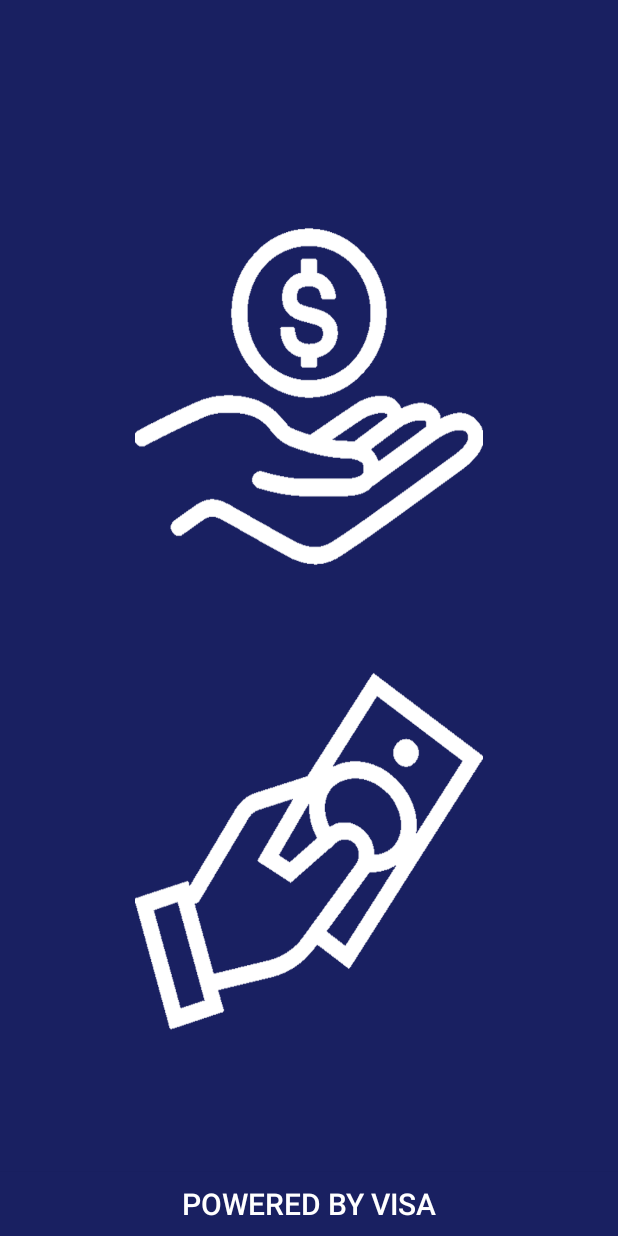
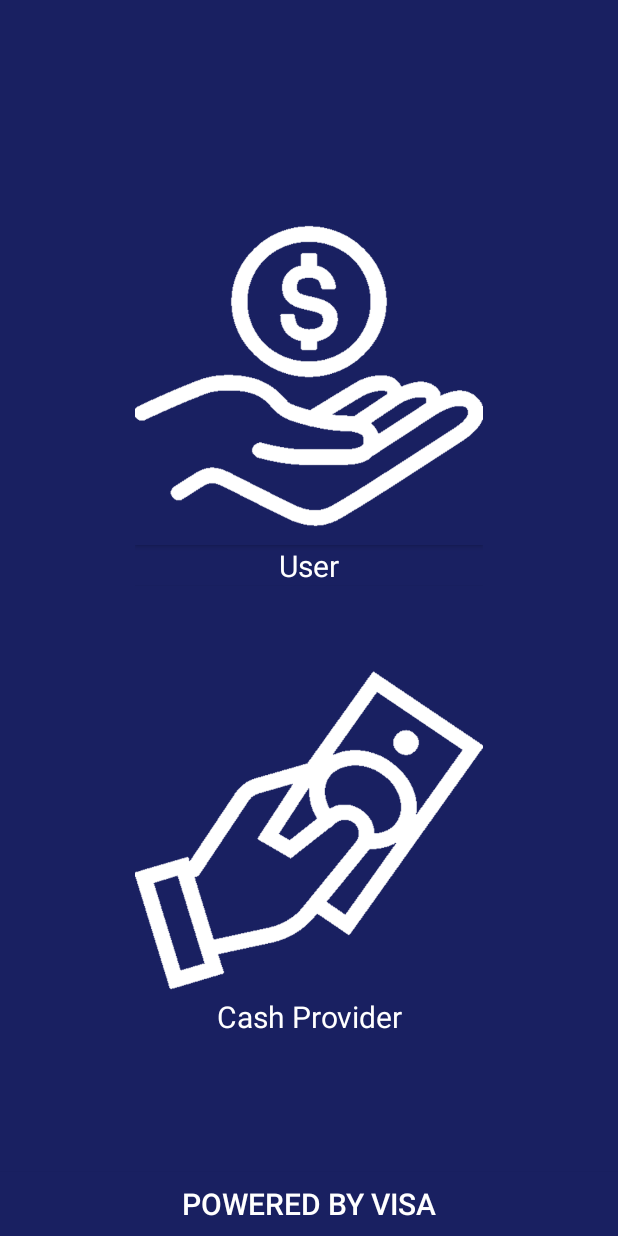
Before and after one commit to dhruvik1999/VISA-2.0, an Android app: the OptionsLogin screen opened directly, with no data from a screen before it, on a phone screen of 412 x 824 dp. Run offline under Robolectric (Android 15) with nearby library versions, the phone set to English and light mode, and no system bars.

```diff
--- a/Visa Hackathon 2.0/app/src/main/res/layout/activity_home_cash_provider.xml
+++ b/Visa Hackathon 2.0/app/src/main/res/layout/activity_home_cash_provider.xml
@@ -35,10 +35,11 @@
 
         <Button
             android:id="@+id/b_sQr"
+            android:layout_marginBottom="5dp"
             android:layout_width="match_parent"
             android:layout_height="wrap_content"
-            android:textColor="@color/visacolor"
-            android:background="@color/white"
+            android:textColor="@color/white"
+            android:background="@color/black"
             android:text="Show Qr Code"
             ></Button>
         <Button
--- a/Visa Hackathon 2.0/app/src/main/res/layout/activity_options_login.xml
+++ b/Visa Hackathon 2.0/app/src/main/res/layout/activity_options_login.xml
@@ -28,6 +28,14 @@
         android:drawableTint="@color/visacolor"
         android:layout_weight="1"
         />
+    <TextView
+        android:layout_width="match_parent"
+        android:layout_height="wrap_content"
+        android:text="User"
+        android:textAlignment="center"
+        android:textSize="20dp"
+        android:textColor="@color/white"
+        ></TextView>
     <Button
         android:layout_width="match_parent"
         android:layout_height="wrap_content"
@@ -42,6 +50,14 @@
         android:background="@drawable/cp"
         android:textAppearance="@style/TextAppearance.AppCompat.Display3"
         android:textColor="#000000" />
+    <TextView
+        android:layout_width="match_parent"
+        android:layout_height="wrap_content"
+        android:text="Cash Provider"
+        android:textAlignment="center"
+        android:textSize="20dp"
+        android:textColor="@color/white"
+        ></TextView>
 
 </LinearLayout>
 
--- a/Visa Hackathon 2.0/app/src/main/res/layout/activity_visa_direct_home.xml
+++ b/Visa Hackathon 2.0/app/src/main/res/layout/activity_visa_direct_home.xml
@@ -118,7 +118,7 @@ android:textColor="@color/visacolor"
                 android:text="Pay"
                 android:layout_alignParentBottom="true"
                 android:textColor="@color/white"
-                android:background="#323232"
+                android:background="@color/black"
                 android:gravity="center"
                 android:textSize="20dp"
                 android:layout_centerHorizontal="true"
```
